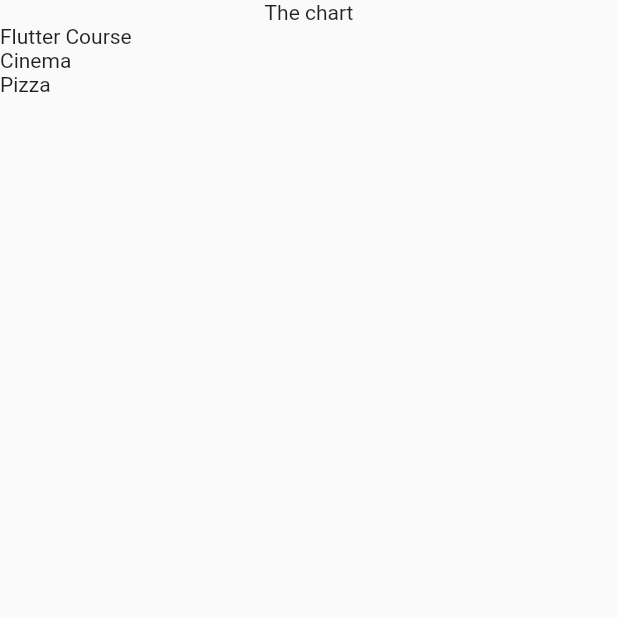
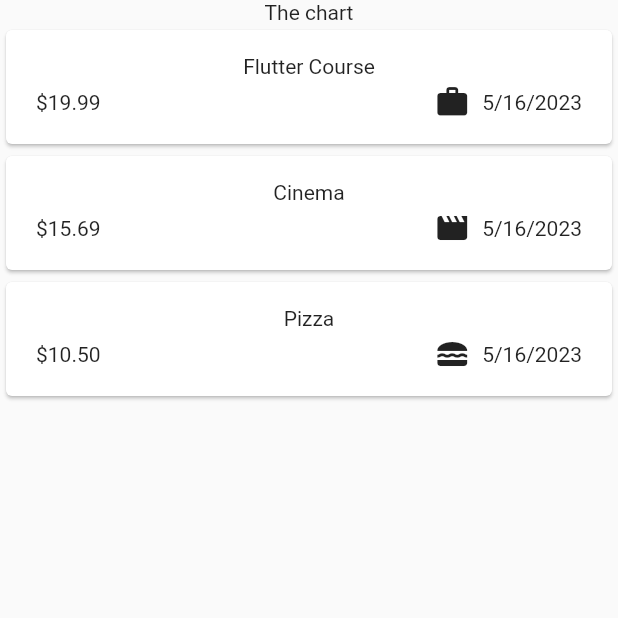
Before and after one commit to Mowgle88/expense_tracker, a Flutter app: the screen it shows after launch, on a phone screen of 412 x 824 dp, the top half of it. Run offline on Flutter 3.47's test engine with Material 2 defaults, Android fonts, the phone set to English and light mode, and no system bars.

Commit message:
feat: add custom list item with the Card and Spacer widgets

```diff
--- a/lib/main.dart
+++ b/lib/main.dart
@@ -1,4 +1,4 @@
-import 'package:expense_tracker/expenses.dart';
+import 'package:expense_tracker/widgets/expenses.dart';
 import 'package:flutter/material.dart';
 
 void main() {
--- a/lib/models/expense.dart
+++ b/lib/models/expense.dart
@@ -1,8 +1,19 @@
+import 'package:flutter/material.dart';
+import 'package:intl/intl.dart';
 import 'package:uuid/uuid.dart';
+
+final formatter = DateFormat.yMd();
 
 const uuid = Uuid();
 
 enum Category { food, travel, leissure, work }
+
+const categoryIcons = {
+  Category.food: Icons.lunch_dining,
+  Category.travel: Icons.flight_takeoff,
+  Category.leissure: Icons.movie,
+  Category.work: Icons.work,
+};
 
 class Expense {
   final String id;
@@ -17,4 +28,8 @@ class Expense {
     required this.date,
     required this.category,
   }) : id = uuid.v4();
+
+  String get formatterDate {
+    return formatter.format(date);
+  }
 }
--- a/lib/expenses.dart
+++ b/lib/widgets/expenses.dart
@@ -1,5 +1,6 @@
-import 'package:expense_tracker/expenses_list.dart';
+
 import 'package:expense_tracker/models/expense.dart';
+import 'package:expense_tracker/widgets/expenses_list/expenses_list.dart';
 import 'package:flutter/material.dart';
 
 class Expenses extends StatefulWidget {
--- /dev/null
+++ b/lib/widgets/expenses_list/expense_item.dart
@@ -0,0 +1,43 @@
+import 'package:expense_tracker/models/expense.dart';
+import 'package:flutter/material.dart';
+
+class ExpenseItem extends StatelessWidget {
+  const ExpenseItem(this.expense, {super.key});
+
+  final Expense expense;
+
+  @override
+  Widget build(BuildContext context) {
+    return Card(
+      child: Padding(
+        padding: const EdgeInsets.symmetric(
+          horizontal: 20,
+          vertical: 16,
+        ),
+        child: Column(
+          children: [
+            Text(expense.title),
+            const SizedBox(
+              height: 4,
+            ),
+            Row(
+              children: [
+                Text('\$${expense.amount.toStringAsFixed(2)}'),
+                const Spacer(),
+                Row(
+                  children: [
+                    Icon(categoryIcons[expense.category]),
+                    const SizedBox(
+                      width: 8,
+                    ),
+                    Text(expense.formatterDate),
+                  ],
+                )
+              ],
+            )
+          ],
+        ),
+      ),
+    );
+  }
+}
--- a/lib/expenses_list.dart
+++ b/lib/widgets/expenses_list/expenses_list.dart
@@ -1,4 +1,5 @@
 import 'package:expense_tracker/models/expense.dart';
+import 'package:expense_tracker/widgets/expenses_list/expense_item.dart';
 import 'package:flutter/material.dart';
 
 class ExpensesList extends StatelessWidget {
@@ -9,7 +10,7 @@ class ExpensesList extends StatelessWidget {
   Widget build(BuildContext context) {
     return ListView.builder(
       itemCount: expenses.length,
-      itemBuilder: (context, index) => Text(expenses[index].title),
+      itemBuilder: (context, index) => ExpenseItem(expenses[index]),
     );
   }
 }
--- a/pubspec.yaml
+++ b/pubspec.yaml
@@ -36,6 +36,7 @@ dependencies:
   # Use with the CupertinoIcons class for iOS style icons.
   cupertino_icons: ^1.0.2
   uuid: ^3.0.7
+  intl: ^0.18.1
 
 dev_dependencies:
   flutter_test:
```
Also changed, not shown: pubspec.lock, 1 other file.
